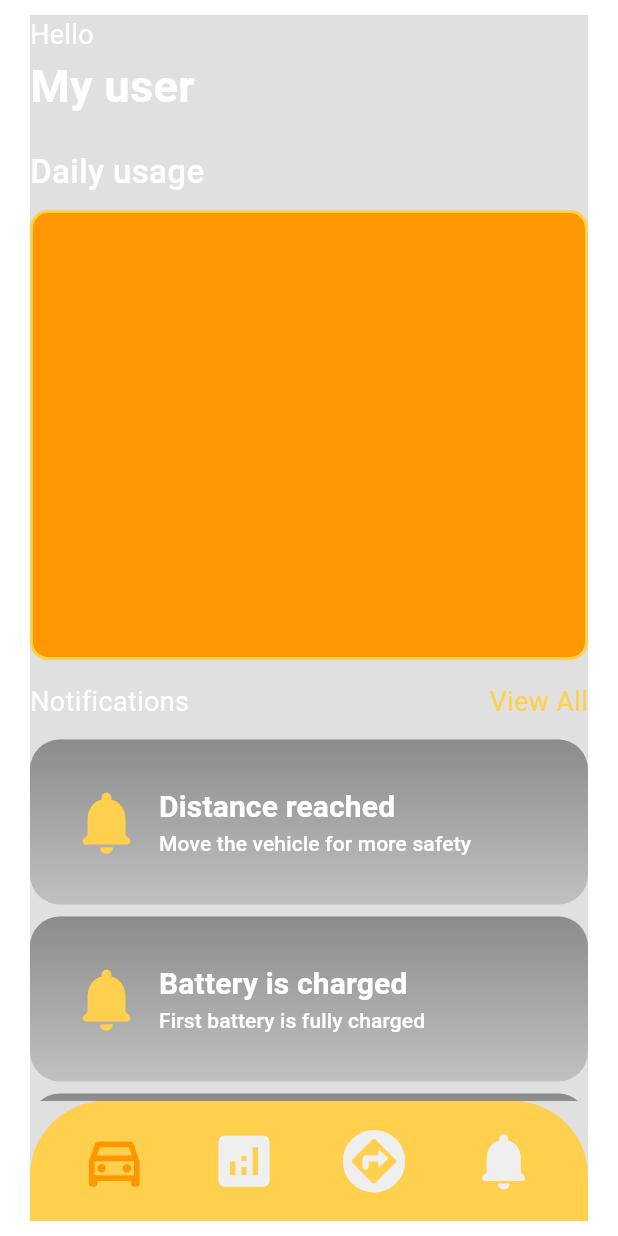
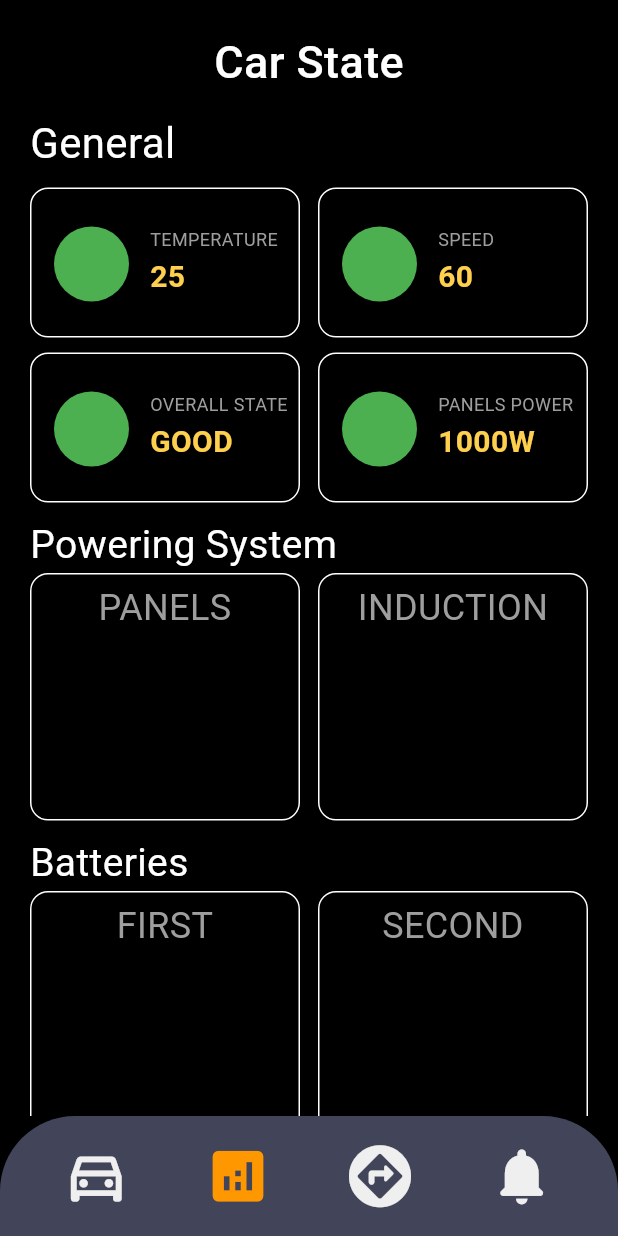
Before and after one commit to imad-18/autocar, a Flutter app: the HomeScreen screen opened by its route, after a tap on the "analytics" icon, on a phone screen of 412 x 824 dp. Run offline on Flutter 3.47's test engine with Material 3 defaults, Android fonts, the phone set to English and light mode, and no system bars; our stand-ins replace fl_chart.

Commit message:
Adding charts, statistics page

```diff
--- a/lib/main.dart
+++ b/lib/main.dart
@@ -1,4 +1,5 @@
 import 'package:autocar/screens/notification/notification_screen.dart';
+import 'package:autocar/screens/statistics/statistic_screen.dart';
 import 'package:flutter/material.dart';
 import 'screens/home/home_screen.dart';
 import 'screens/start/index.dart';
@@ -21,11 +22,12 @@ class MyApp extends StatelessWidget {
         useMaterial3: true,
       ),
 
-      initialRoute: '/notification',
+      initialRoute: '/index',
       routes: {
         '/index': (context) => const index(),
         '/home': (context) => const HomeScreen(),
         '/notification': (context) => const NotificationScreen(),
+        '/statistic': (context) => const StatisticScreen(),
       },
     );
   }
--- a/lib/screens/home/home_screen.dart
+++ b/lib/screens/home/home_screen.dart
@@ -3,6 +3,7 @@ import 'package:autocar/screens/home/widgets/helloUser.dart';
 import 'package:autocar/screens/home/widgets/notifSection.dart';
 import 'package:autocar/screens/home/widgets/personalInfos.dart';
 import 'package:flutter/material.dart';
+import 'package:flutter/rendering.dart';
 
 import 'widgets/customBottomNavBar.dart';
 
@@ -11,11 +12,28 @@ class HomeScreen extends StatelessWidget {
 
   @override
   Widget build(BuildContext context) {
-    return const Padding(
-      padding: EdgeInsets.symmetric(horizontal: 20, vertical: 10),
-      child: Scaffold(
+    return Scaffold(
       backgroundColor: Colors.black12,
-        body: SafeArea(
+      body: Stack(
+        children: [
+          // Background Image
+          Positioned(
+            top: -220,
+            left: -220,
+            right: 50,
+            child: Opacity(
+              opacity: 0.5,
+              child: Image.asset(
+                'assets/images/e1.png',
+                fit: BoxFit.cover,
+                alignment: Alignment.topLeft,
+                // scale: 0.2,
+              ),
+            ),
+          ),
+          const Padding(
+            padding: EdgeInsets.fromLTRB(20, 20, 20, 0),
+            child: SafeArea(
               child: SingleChildScrollView(
                 physics: BouncingScrollPhysics(),
                 child: Column(
@@ -30,9 +48,11 @@ class HomeScreen extends StatelessWidget {
                 ),
               ),
             ),
+          ),
+        ],
+      ),
       bottomNavigationBar: customizedBottomNavBar(
         selectedMenu: MenuState.home,
-        ),
       ),
     );
   }
--- /dev/null
+++ b/lib/screens/home/widgets/chart_bars.dart
@@ -0,0 +1,249 @@
+import 'package:fl_chart/fl_chart.dart';
+import 'package:flutter/material.dart';
+
+class ChartBars extends StatelessWidget {
+  const ChartBars({super.key});
+
+  @override
+  Widget build(BuildContext context) {
+    return Column(
+      children: [
+
+        const Text(
+          '2h 20m',
+          style: TextStyle(
+            fontSize: 24,
+            fontWeight: FontWeight.bold,
+            color: Color(0xFFFFD04E),
+          ),
+          textAlign: TextAlign.center,
+        ),
+        SizedBox(height: 0),
+        const Text(
+          'Average time you spend per day',
+          style: TextStyle(
+            fontSize: 14,
+            // fontWeight: FontWeight.bold,
+            color: Colors.white,
+          ),
+          textAlign: TextAlign.center,
+        ),
+        const SizedBox(height: 16),
+        AspectRatio(
+          aspectRatio: 1.7, //
+          child: BarChart(
+            BarChartData(
+              barTouchData: barTouchData,
+              titlesData: titlesData,
+              borderData: borderData,
+              barGroups: barGroups,
+              gridData: const FlGridData(show: false),
+              alignment: BarChartAlignment.spaceAround,
+              maxY: 20,
+            ),
+          ),
+        ),
+      ],
+    );
+  }
+
+  BarTouchData get barTouchData => BarTouchData(
+        enabled: false,
+        touchTooltipData: BarTouchTooltipData(
+          getTooltipColor: (group) => Colors.transparent,
+          tooltipPadding: EdgeInsets.zero,
+          tooltipMargin: 8,
+          getTooltipItem: (
+            BarChartGroupData group,
+            int groupIndex,
+            BarChartRodData rod,
+            int rodIndex,
+          ) {
+            return BarTooltipItem(
+              rod.toY.round().toString(),
+              const TextStyle(
+                color: Color(0xFFFFD04E),  //numbers
+                fontWeight: FontWeight.bold,
+              ),
+            );
+          },
+        ),
+      );
+
+  Widget getTitles(double value, TitleMeta meta) {
+    final style = TextStyle(
+      color: Color(0xFFFFD04E),  //days
+      fontWeight: FontWeight.bold,
+      fontSize: 14,
+    );
+    String text;
+    switch (value.toInt()) {
+      case 0:
+        text = 'M';
+        break;
+      case 1:
+        text = 'T';
+        break;
+      case 2:
+        text = 'W';
+        break;
+      case 3:
+        text = 'T';
+        break;
+      case 4:
+        text = 'F';
+        break;
+      case 5:
+        text = 'S';
+        break;
+      case 6:
+        text = 'S';
+        break;
+      default:
+        text = '';
+        break;
+    }
+    return SideTitleWidget(
+      axisSide: meta.axisSide,
+      space: 4,
+      child: Text(text, style: style),
+    );
+  }
+
+  FlTitlesData get titlesData => FlTitlesData(
+        show: true,
+        bottomTitles: AxisTitles(
+          sideTitles: SideTitles(
+            showTitles: true,
+            reservedSize: 30,
+            getTitlesWidget: getTitles,
+          ),
+        ),
+        leftTitles: const AxisTitles(
+          sideTitles: SideTitles(showTitles: false),
+        ),
+        topTitles: const AxisTitles(
+          sideTitles: SideTitles(showTitles: false),
+        ),
+        rightTitles: const AxisTitles(
+          sideTitles: SideTitles(showTitles: false),
+        ),
+      );
+
+  FlBorderData get borderData => FlBorderData(
+        show: false,
+      );
+
+  LinearGradient get _barsGradient => LinearGradient(
+        colors: [
+          Colors.orange,
+          Color(0xFFFFD04E),
+        ],
+        begin: Alignment.bottomCenter,
+        end: Alignment.topCenter,
+      );
+
+  List<BarChartGroupData> get barGroups => [
+        BarChartGroupData(
+          x: 0,
+          barRods: [
+            BarChartRodData(
+              toY: 8,
+              gradient: _barsGradient,
+              width: 20,
+              borderRadius: BorderRadius.circular(5),
+            )
+          ],
+          showingTooltipIndicators: [0],
+        ),
+        BarChartGroupData(
+          x: 1,
+          barRods: [
+            BarChartRodData(
+              toY: 10,
+              gradient: _barsGradient,
+              width: 20,
+              borderRadius: BorderRadius.circular(5),
+            )
+          ],
+          showingTooltipIndicators: [0],
+        ),
+        BarChartGroupData(
+          x: 2,
+          barRods: [
+            BarChartRodData(
+              toY: 14,
+              gradient: _barsGradient,
+              width: 20,
+              borderRadius: BorderRadius.circular(5),
+            )
+          ],
+          showingTooltipIndicators: [0],
+        ),
+        BarChartGroupData(
+          x: 3,
+          barRods: [
+            BarChartRodData(
+              toY: 15,
+              gradient: _barsGradient,
+              width: 20,
+              borderRadius: BorderRadius.circular(5),
+            )
+          ],
+          showingTooltipIndicators: [0],
+        ),
+        BarChartGroupData(
+          x: 4,
+          barRods: [
+            BarChartRodData(
+              toY: 13,
+              gradient: _barsGradient,
+              width: 20,
+              borderRadius: BorderRadius.circular(5),
+            )
+          ],
+          showingTooltipIndicators: [0],
+        ),
+        BarChartGroupData(
+          x: 5,
+          barRods: [
+            BarChartRodData(
+              toY: 10,
+              gradient: _barsGradient,
+              width: 20,
+              borderRadius: BorderRadius.circular(5),
+            )
+          ],
+          showingTooltipIndicators: [0],
+        ),
+        BarChartGroupData(
+          x: 6,
+          barRods: [
+            BarChartRodData(
+              toY: 16,
+              gradient: _barsGradient,
+              width: 20,
+              borderRadius: BorderRadius.circular(5),
+            )
+          ],
+          showingTooltipIndicators: [0],
+        ),
+      ];
+}
+
+// class BarChartSample3 extends StatefulWidget {
+//   const BarChartSample3({super.key});
+
+//   @override
+//   State<StatefulWidget> createState() => BarChartSample3State();
+// }
+
+// class BarChartSample3State extends State<BarChartSample3> {
+//   @override
+//   Widget build(BuildContext context) {
+//     return const AspectRatio(
+//       aspectRatio: 1.6,
+//       child: ChartBars(),
+//     );
+//   }
+// }
--- a/lib/screens/home/widgets/customBottomNavBar.dart
+++ b/lib/screens/home/widgets/customBottomNavBar.dart
@@ -3,7 +3,7 @@ import 'package:flutter/material.dart';
 
 class customizedBottomNavBar extends StatelessWidget {
   final MenuState selectedMenu;
-  const customizedBottomNavBar({
+   customizedBottomNavBar({
     super.key,
     required this.selectedMenu,
   });
@@ -16,7 +16,7 @@ class customizedBottomNavBar extends StatelessWidget {
       height: 80,
       padding: const EdgeInsets.symmetric(vertical: 8),
       decoration: const BoxDecoration(
-        color: Color(0xFFFFD04E),
+        color: Color(0xFF42445A),
         borderRadius: BorderRadius.only(
           topLeft: Radius.circular(50),
           topRight: Radius.circular(50),
@@ -28,17 +28,21 @@ class customizedBottomNavBar extends StatelessWidget {
             mainAxisAlignment: MainAxisAlignment.spaceEvenly,
             children: [
               IconButton(
-                onPressed: () => {Navigator.pushNamed(context, '/home')},
+                onPressed: () => {
+                      Navigator.pushNamed(context, '/home'),
+
+                },
                 icon: Icon(
                   Icons.directions_car_filled_outlined,
                   color: MenuState.home == selectedMenu
-                      ? Colors.orange
+                      ? const Color(0xFFFF9800)
                       : inActiveIconColor,
                   size: 45,
                 ),
               ),
               IconButton(
-                onPressed: () => {},
+                onPressed: () =>
+                    {Navigator.pushNamed(context, "/statistic")},
                 icon: Icon(
                   Icons.analytics,
                   color: MenuState.analytics == selectedMenu
@@ -57,11 +61,15 @@ class customizedBottomNavBar extends StatelessWidget {
                     size: 45,
                   )),
               IconButton(
-                  onPressed: () => {},
-                  icon: Icon(Icons.notifications_rounded,
-                  color: MenuState.notifications == selectedMenu
-                      ? Colors.orange
-                      : inActiveIconColor, size: 45,)),
+                  onPressed: () =>
+                      {Navigator.pushNamed(context, '/notification')},
+                  icon: Icon(
+                    Icons.notifications_rounded,
+                    color: MenuState.notifications == selectedMenu
+                        ? Colors.orange
+                        : inActiveIconColor,
+                    size: 45,
+                  )),
             ],
           )),
     );
--- a/lib/screens/home/widgets/personalInfos.dart
+++ b/lib/screens/home/widgets/personalInfos.dart
@@ -1,4 +1,6 @@
 import 'package:flutter/material.dart';
+
+import 'chart_bars.dart';
 
 class Personalinfos extends StatelessWidget {
   const Personalinfos({super.key});
@@ -18,13 +20,13 @@ class Personalinfos extends StatelessWidget {
           width: double.maxFinite,
           height: 300,
           decoration: BoxDecoration(
-            color: Colors.orange,
             border: Border.all(
               color: Color(0xFFFFD04E),
               width: 2,
             ),
             borderRadius: BorderRadius.circular(12),
           ),
+          child: ChartBars(),
         )
       ],
     );
--- /dev/null
+++ b/lib/screens/statistics/statistic_screen.dart
@@ -0,0 +1,120 @@
+import 'package:autocar/screens/statistics/widgets/rectangle.dart';
+import 'package:autocar/screens/statistics/widgets/square.dart';
+import 'package:flutter/material.dart';
+
+import '../../enum/menu_state.dart';
+import '../home/widgets/customBottomNavBar.dart';
+
+class StatisticScreen extends StatelessWidget {
+  const StatisticScreen({super.key});
+
+  @override
+  Widget build(BuildContext context) {
+    return  Scaffold(
+      backgroundColor: Colors.black,
+      body: SafeArea(
+        child: SingleChildScrollView(
+          physics: BouncingScrollPhysics(),
+          child: Padding(
+            padding: EdgeInsets.symmetric(horizontal: 20, vertical: 20),
+            child: Column(
+              children: [
+                SizedBox(height: 0),
+                Row(
+                  mainAxisAlignment: MainAxisAlignment.center,
+                  children: [
+                    Text(
+                      "Car State",
+                      style: TextStyle(
+                        fontSize: 30,
+                        fontWeight: FontWeight.w500,
+                        color: Colors.white,
+                      ),
+                    )
+                  ],
+                ),
+                SizedBox(height: 12),
+                Row(
+                  mainAxisAlignment: MainAxisAlignment.start,
+                  children: [
+                    Text(
+                      "General",
+                      style: TextStyle(
+                        fontSize: 28,
+                        fontWeight: FontWeight.w400,
+                        color: Colors.white,
+                      ),
+                    )
+                  ],
+                ),
+                SizedBox(height: 10),
+                Row(
+                  mainAxisAlignment: MainAxisAlignment.spaceBetween,
+                  children: [
+                    Rectangle(title: "TEMPERATURE", value: "25",),
+                    Rectangle(title: "SPEED", value: "60",),
+                  ],
+                ),
+                SizedBox(height: 10),
+                Row(
+                  mainAxisAlignment: MainAxisAlignment.spaceBetween,
+                  children: [
+                    Rectangle(title: "OVERALL STATE", value: "GOOD",),
+                    Rectangle(title: "PANELS POWER", value: "1000W",),
+                  ],
+                ),
+                SizedBox(height: 10),
+                Row(
+                  mainAxisAlignment: MainAxisAlignment.start,
+                  children: [
+                    Text(
+                      "Powering System",
+                      style: TextStyle(
+                        fontSize: 26,
+                        fontWeight: FontWeight.w400,
+                        color: Colors.white,
+                      ),
+                    )
+                  ],
+                ),
+                SizedBox(height: 0),
+                Row(
+                  mainAxisAlignment: MainAxisAlignment.spaceBetween,
+                  children: [
+                    Square(title: "PANELS"),
+                    Square(title: "INDUCTION"),
+                  ],
+                ),
+                SizedBox(height: 10),
+                Row(
+                  mainAxisAlignment: MainAxisAlignment.start,
+                  children: [
+                    Text(
+                      "Batteries",
+                      style: TextStyle(
+                        fontSize: 26,
+                        fontWeight: FontWeight.w400,
+                        color: Colors.white,
+                      ),
+                    )
+                  ],
+                ),
+                SizedBox(height: 0),
+                Row(
+                  mainAxisAlignment: MainAxisAlignment.spaceBetween,
+                  children: [
+                    Square(title: "FIRST"),
+                    Square(title: "SECOND"),
+                  ],
+                ),
+              ],
+            ),
+          ),
+        ),
+      ),
+      bottomNavigationBar: customizedBottomNavBar(
+        selectedMenu: MenuState.analytics,
+      ),
+    );
+  }
+}
--- /dev/null
+++ b/lib/screens/statistics/widgets/rectangle.dart
@@ -0,0 +1,65 @@
+import 'package:flutter/material.dart';
+
+class Rectangle extends StatelessWidget {
+  final String title;
+  final String value;
+  const Rectangle({
+    super.key,
+    required this.title,
+    required this.value,
+  });
+
+  @override
+  Widget build(BuildContext context) {
+    return Container(
+      width: 180,
+      height: 100,
+      decoration: BoxDecoration(
+        borderRadius: BorderRadius.circular(12),
+        border: Border.all(color: Colors.white, width: 1),
+      ),
+      child: Padding(
+        padding: const EdgeInsets.only(top: 25, left: 15,right: 1, bottom: 10),
+        child: Row(
+          children: [
+            Column(
+              children: [
+                Container(
+                  width: 50,
+                  height: 50,
+                  decoration: BoxDecoration(
+                    borderRadius: BorderRadius.circular(50),
+                    color: Colors.green,
+                  ),
+                )
+              ],
+            ),
+            const SizedBox(width: 14),
+            Column(
+              crossAxisAlignment: CrossAxisAlignment.start,
+              children: [
+                Text(
+                  '${title}',
+                  style: const TextStyle(
+                      color: Colors.grey,
+                      fontSize: 12,
+                      fontWeight: FontWeight.w400),
+                  textAlign: TextAlign.center,
+                ),
+                const SizedBox(height: 2),
+                Text(
+                  '${value}',
+                  style: const TextStyle(
+                      color: Color(0xFFFFD04E),
+                      fontSize: 20,
+                      fontWeight: FontWeight.w600),
+                  textAlign: TextAlign.center,
+                ),
+              ],
+            ),
+          ],
+        ),
+      ),
+    );
+  }
+}
--- /dev/null
+++ b/lib/screens/statistics/widgets/square.dart
@@ -0,0 +1,34 @@
+import 'package:flutter/material.dart';
+
+class Square extends StatelessWidget {
+  final String title;
+  const Square({
+    super.key,
+    required this.title,
+  });
+
+  @override
+  Widget build(BuildContext context) {
+    return Container(
+      width: 180,
+      height: 165,
+      decoration: BoxDecoration(
+        borderRadius: BorderRadius.circular(12),
+        border: Border.all(color: Colors.white, width: 1),
+      ),
+
+      child: Padding(
+        padding: const EdgeInsets.only(top: 5),
+        child: Text(
+          '${title}',
+          style: TextStyle(
+            color: Colors.grey,
+            fontSize: 24,
+            fontWeight: FontWeight.w400
+          ),
+          textAlign: TextAlign.center,
+        ),
+      ),
+    );
+  }
+}
--- a/pubspec.yaml
+++ b/pubspec.yaml
@@ -31,6 +31,7 @@ dependencies:
   flutter:
     sdk: flutter
   flutter_svg: ^2.0.10+1
+  fl_chart: ^0.69.0
 
 
   # The following adds the Cupertino Icons font to your application.
@@ -47,6 +48,7 @@ dev_dependencies:
   # package. See that file for information about deactivating specific lint
   # rules and activating additional ones.
   flutter_lints: ^4.0.0
+
 
 # For information on the generic Dart part of this file, see the
 # following page: https://dart.dev/tools/pub/pubspec
```
Also changed, not shown: lib/enum/menu_state.dart (+15 -0 lines), lib/screens/start/index.dart (+5 -3 lines), pubspec.lock. Lines whose indentation alone changed are shown as unchanged.
